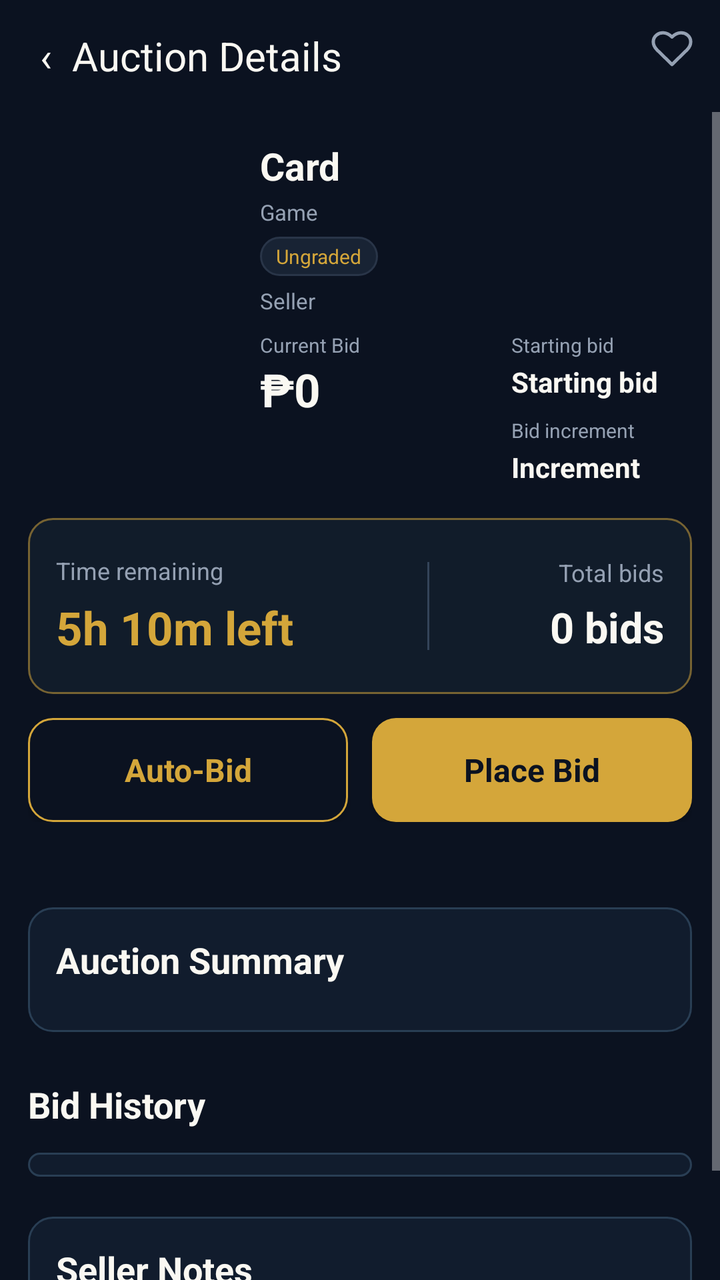
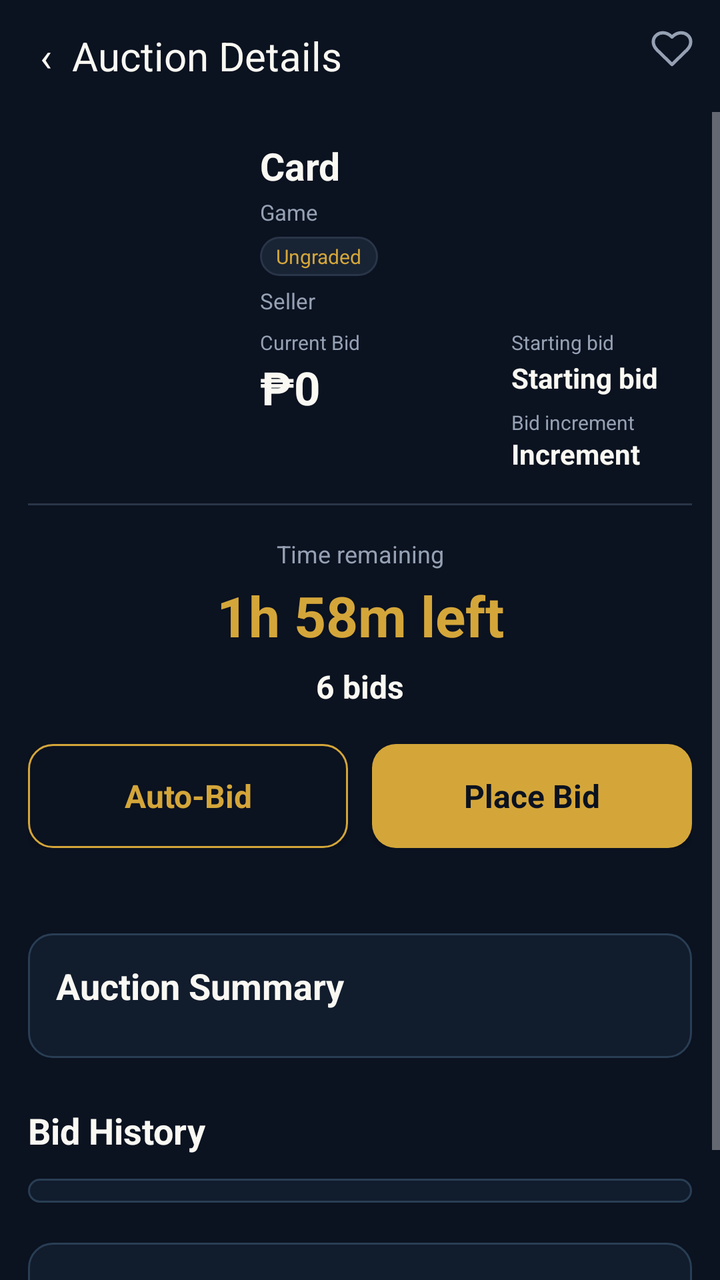

Compare the two renders of this Android layout. The source of the first and the diff that turns it into the second are given below.
<!-- AndroidManifest.xml: application theme Theme.Deckbid -->
<!-- res/layout/activity_auction_details.xml -->
<?xml version="1.0" encoding="utf-8"?>
<LinearLayout xmlns:android="http://schemas.android.com/apk/res/android"
        android:layout_width="match_parent"
        android:layout_height="match_parent"
        android:orientation="vertical"
        android:fitsSystemWindows="true"
        android:background="#0B1220">
    <LinearLayout
        android:layout_width="match_parent"
        android:layout_height="56dp"
        android:orientation="horizontal"
        android:gravity="center_vertical">
        <Button
        android:id="@+id/auction_back"
        android:layout_width="0dp"
        android:layout_height="56dp"
        android:background="@android:color/transparent"
        android:backgroundTint="@null"
        android:text="‹  Auction Details"
        android:textSize="20sp"
        android:textAllCaps="false"
        android:textColor="#FAF8F2"
        android:layout_weight="1"
        android:gravity="start|center_vertical"
        android:paddingStart="20dp"
        android:paddingEnd="20dp" />
        <ImageButton
        android:id="@+id/auction_save"
        android:layout_width="48dp"
        android:layout_height="48dp"
        android:layout_gravity="top|end"
        android:padding="13dp"
        android:src="@drawable/auction_heart"
        android:background="?android:attr/selectableItemBackground"
        android:contentDescription="Save to watchlist" />
    </LinearLayout>
    <ScrollView
        android:layout_width="match_parent"
        android:layout_height="0dp"
        android:layout_weight="1">
        <LinearLayout
        android:layout_width="match_parent"
        android:layout_height="wrap_content"
        android:orientation="vertical"
        android:padding="14dp">
            <LinearLayout
        android:layout_width="match_parent"
        android:layout_height="wrap_content"
        android:orientation="horizontal"
        android:gravity="top">
                <ImageView
        android:id="@+id/detail_auction_image"
        android:layout_width="104dp"
        android:layout_height="158dp"
        android:scaleType="fitCenter"
        android:layout_marginTop="2dp" />
                <LinearLayout
        android:layout_width="0dp"
        android:layout_height="wrap_content"
        android:layout_weight="1"
        android:layout_marginStart="12dp"
        android:orientation="vertical">
                    <TextView
        android:id="@+id/detail_auction_name"
        android:layout_width="match_parent"
        android:layout_height="wrap_content"
        android:text="Card"
        android:textSize="19sp"
        android:textColor="#FAF8F2"
        android:textStyle="bold" />
                    <TextView
        android:id="@+id/detail_auction_game"
        android:layout_width="match_parent"
        android:layout_height="wrap_content"
        android:text="Game"
        android:textSize="11sp"
        android:textColor="#95A1B3"
        android:layout_marginTop="3dp" />
                    <TextView
        android:id="@+id/detail_auction_grade"
        android:layout_width="wrap_content"
        android:layout_height="wrap_content"
        android:text="Ungraded"
        android:textSize="10sp"
        android:textColor="#D4A63A"
        android:layout_marginTop="5dp"
        android:background="@drawable/input_background"
        android:paddingStart="8dp"
        android:paddingEnd="8dp"
        android:paddingTop="3dp"
        android:paddingBottom="3dp" />
                    <TextView
        android:id="@+id/detail_auction_seller"
        android:layout_width="match_parent"
        android:layout_height="wrap_content"
        android:text="Seller"
        android:textSize="11sp"
        android:textColor="#95A1B3"
        android:layout_marginTop="5dp" />
                    <LinearLayout
        android:layout_width="match_parent"
        android:layout_height="wrap_content"
        android:orientation="horizontal"
        android:gravity="top"
        android:layout_marginTop="8dp">
                        <LinearLayout
        android:layout_width="0dp"
        android:layout_height="wrap_content"
        android:layout_weight="1.2"
        android:orientation="vertical">
                            <TextView
        android:layout_width="match_parent"
        android:layout_height="wrap_content"
        android:text="Current Bid"
        android:textSize="10sp"
        android:textColor="#95A1B3" />
                            <TextView
        android:id="@+id/detail_auction_bid"
        android:layout_width="match_parent"
        android:layout_height="wrap_content"
        android:text="₱0"
        android:textSize="23sp"
        android:textColor="#FAF8F2"
        android:textStyle="bold" />
                        </LinearLayout>
                        <LinearLayout
        android:layout_width="0dp"
        android:layout_height="wrap_content"
        android:orientation="vertical"
        android:layout_weight="1"
        android:paddingStart="8dp">
                            <TextView
        android:layout_width="match_parent"
        android:layout_height="wrap_content"
        android:text="Starting bid"
        android:textSize="10sp"
        android:textColor="#95A1B3"
        android:layout_marginTop="0dp" />
                            <TextView
        android:id="@+id/detail_auction_start"
        android:layout_width="match_parent"
        android:layout_height="wrap_content"
        android:text="Starting bid"
        android:textSize="14sp"
        android:textColor="#FAF8F2"
        android:layout_marginTop="2dp"
        android:textStyle="bold" />
                            <TextView
        android:layout_width="match_parent"
        android:layout_height="wrap_content"
        android:text="Bid increment"
        android:textSize="10sp"
        android:textColor="#95A1B3"
        android:layout_marginTop="8dp" />
                            <TextView
        android:id="@+id/detail_auction_increment"
        android:layout_width="match_parent"
        android:layout_height="wrap_content"
        android:text="Increment"
        android:textSize="14sp"
        android:textColor="#FAF8F2"
        android:layout_marginTop="2dp"
        android:textStyle="bold" />
                        </LinearLayout>
                    </LinearLayout>
                </LinearLayout>
            </LinearLayout>
            <LinearLayout
        android:layout_width="match_parent"
        android:layout_height="wrap_content"
        android:orientation="horizontal"
        android:gravity="center_vertical"
        android:background="@drawable/auction_focus_panel"
        android:padding="14dp"
        android:layout_marginTop="16dp"
        android:minHeight="88dp"
        android:baselineAligned="false">
                <LinearLayout
        android:layout_width="0dp"
        android:layout_height="wrap_content"
        android:layout_weight="1.7"
        android:orientation="vertical">
                    <TextView
        android:layout_width="match_parent"
        android:layout_height="wrap_content"
        android:text="Time remaining"
        android:textSize="12sp"
        android:textColor="#95A1B3" />
                    <TextView
        android:id="@+id/detail_auction_time"
        android:layout_width="match_parent"
        android:layout_height="wrap_content"
        android:text="5h 10m left"
        android:textColor="#D4A63A"
        android:textSize="23sp"
        android:textStyle="bold"
        android:layout_marginTop="5dp" />
                </LinearLayout>
                <View
        android:layout_width="1dp"
        android:layout_height="44dp"
        android:background="#344459"
        android:layout_marginStart="10dp"
        android:layout_marginEnd="14dp" />
                <LinearLayout
        android:layout_width="0dp"
        android:layout_height="wrap_content"
        android:layout_weight="1"
        android:orientation="vertical"
        android:gravity="end">
                    <TextView
        android:layout_width="match_parent"
        android:layout_height="wrap_content"
        android:text="Total bids"
        android:textSize="12sp"
        android:textColor="#95A1B3"
        android:gravity="end" />
                    <TextView
        android:id="@+id/detail_auction_count"
        android:layout_width="match_parent"
        android:layout_height="wrap_content"
        android:text="0 bids"
        android:textSize="21sp"
        android:textColor="#FAF8F2"
        android:textStyle="bold"
        android:gravity="end"
        android:layout_marginTop="5dp" />
                </LinearLayout>
            </LinearLayout>
            <LinearLayout
        android:layout_width="match_parent"
        android:layout_height="wrap_content"
        android:orientation="horizontal"
        android:gravity="center_vertical"
        android:layout_marginTop="12dp"
        android:baselineAligned="false">
                <Button
        android:id="@+id/auction_auto_bid"
        android:layout_width="0dp"
        android:layout_height="52dp"
        android:background="@drawable/button_outline"
        android:backgroundTint="@null"
        android:text="Auto-Bid"
        android:textSize="16sp"
        android:textAllCaps="false"
        android:textColor="#D4A63A"
        android:layout_weight="1"
        android:layout_marginEnd="6dp"
        android:textStyle="bold"
        android:gravity="center"
        android:paddingStart="4dp"
        android:paddingEnd="4dp"
        android:minWidth="0dp" />
                <Button
        android:id="@+id/auction_place_bid"
        android:layout_width="0dp"
        android:layout_height="52dp"
        android:background="@drawable/button_gold"
        android:backgroundTint="@null"
        android:text="Place Bid"
        android:textSize="16sp"
        android:textAllCaps="false"
        android:textColor="#0B1220"
        android:layout_weight="1"
        android:layout_marginStart="6dp"
        android:textStyle="bold"
        android:gravity="center"
        android:paddingStart="4dp"
        android:paddingEnd="4dp"
        android:minWidth="0dp" />
            </LinearLayout>
            <TextView
        android:id="@+id/detail_auction_status"
        android:layout_width="match_parent"
        android:layout_height="wrap_content"
        android:text=""
        android:textSize="11sp"
        android:textColor="#D4A63A"
        android:layout_marginTop="8dp" />
            <LinearLayout
        android:layout_width="match_parent"
        android:layout_height="wrap_content"
        android:orientation="vertical"
        android:background="@drawable/binder_panel"
        android:padding="14dp"
        android:layout_marginTop="20dp">
                <TextView
        android:layout_width="match_parent"
        android:layout_height="wrap_content"
        android:text="Auction Summary"
        android:textSize="18sp"
        android:textColor="#FAF8F2"
        android:textStyle="bold"
        android:layout_marginBottom="10dp" />
                <LinearLayout
        android:id="@+id/auction_summary"
        android:layout_width="match_parent"
        android:layout_height="wrap_content"
        android:orientation="vertical" />
            </LinearLayout>
            <TextView
        android:layout_width="match_parent"
        android:layout_height="wrap_content"
        android:text="Bid History"
        android:textSize="18sp"
        android:textColor="#FAF8F2"
        android:textStyle="bold"
        android:layout_marginTop="24dp"
        android:layout_marginBottom="12dp" />
            <LinearLayout
        android:id="@+id/auction_history"
        android:layout_width="match_parent"
        android:layout_height="wrap_content"
        android:orientation="vertical"
        android:background="@drawable/binder_panel"
        android:padding="6dp" />
            <LinearLayout
        android:layout_width="match_parent"
        android:layout_height="wrap_content"
        android:orientation="vertical"
        android:layout_marginTop="20dp"
        android:background="@drawable/binder_panel"
        android:padding="14dp">
                <TextView
        android:layout_width="match_parent"
        android:layout_height="wrap_content"
        android:text="Seller Notes"
        android:textSize="18sp"
        android:textColor="#FAF8F2"
        android:textStyle="bold" />
                <TextView
        android:id="@+id/auction_notes"
        android:layout_width="match_parent"
        android:layout_height="wrap_content"
        android:text="Notes"
        android:textSize="13sp"
        android:textColor="#95A1B3"
        android:layout_marginTop="8dp" />
            </LinearLayout>
        </LinearLayout>
    </ScrollView>
</LinearLayout>
<!-- resources referenced by this layout -->
<resources>
  <!-- drawable auction_focus_panel (drawable) -->
  <?xml version="1.0" encoding="utf-8"?>
  <shape xmlns:android="http://schemas.android.com/apk/res/android" android:shape="rectangle">
      <solid android:color="#111C2A"/>
      <corners android:radius="12dp"/>
      <stroke android:width="1dp" android:color="#776332"/>
  </shape>
  <!-- drawable auction_heart (drawable) -->
  <?xml version="1.0" encoding="utf-8"?>
  <vector xmlns:android="http://schemas.android.com/apk/res/android"
      android:width="22dp"
      android:height="22dp"
      android:viewportWidth="24"
      android:viewportHeight="24">
      <path
          android:fillColor="#00000000"
          android:strokeColor="#95A1B3"
          android:strokeWidth="1.8"
          android:strokeLineJoin="round"
          android:pathData="M12,21 L3.8,13 C-2,7 6,0 12,6 C18,0 26,7 20.2,13 Z"/>
  </vector>
  <!-- drawable binder_panel (drawable) -->
  <?xml version="1.0" encoding="utf-8"?>
  <shape xmlns:android="http://schemas.android.com/apk/res/android">
      <solid
          android:color="#111C2D"/>
      <corners
          android:radius="12dp"/>
      <stroke
          android:width="1dp"
          android:color="#293E54"/>
  </shape>
  <!-- drawable button_gold (drawable) -->
  <?xml version="1.0" ?>
  <shape xmlns:android="http://schemas.android.com/apk/res/android" android:shape="rectangle">
      <solid android:color="@color/gold"/>
      <corners android:radius="12dp"/>
  </shape>
  <!-- drawable button_outline (drawable) -->
  <?xml version="1.0" ?>
  <shape xmlns:android="http://schemas.android.com/apk/res/android" android:shape="rectangle">
      <solid android:color="@color/background"/>
      <corners android:radius="12dp"/>
      <stroke
          android:width="1dp"
          android:color="@color/gold"/>
  </shape>
  <!-- drawable input_background (drawable) -->
  <?xml version="1.0" ?>
  <shape xmlns:android="http://schemas.android.com/apk/res/android" android:shape="rectangle">
      <solid android:color="@color/surface"/>
      <corners android:radius="12dp"/>
      <stroke
          android:width="1dp"
          android:color="@color/border"/>
  </shape>
  <style name="Theme.Deckbid" parent="android:style/Theme.Material.NoActionBar">
          <item name="android:fontFamily">sans-serif</item>
          <item name="android:colorAccent">#D4A63A</item>
          <item name="android:windowBackground">#0B1220</item>
          <item name="android:statusBarColor">#0B1220</item>
          <item name="android:navigationBarColor">#0B1220</item>
          <item name="android:windowLightStatusBar">false</item>
          <item name="android:colorBackground">#0B1220</item>
          <item name="android:windowAnimationStyle">@null</item>
      </style>
  <color name="gold">#D4A63A</color>
  <color name="background">#0B1220</color>
  <color name="surface">#182334</color>
  <color name="border">#293548</color>
</resources>

<!-- the commit's change to res/layout/activity_auction_details.xml (unified diff, before → after) -->
@@ -102,18 +102,22 @@
         android:layout_height="wrap_content"
         android:orientation="horizontal"
         android:gravity="top"
-        android:layout_marginTop="8dp">
+        android:layout_marginTop="8dp"
+        android:baselineAligned="false">
                         <LinearLayout
         android:layout_width="0dp"
         android:layout_height="wrap_content"
         android:layout_weight="1.2"
-        android:orientation="vertical">
+        android:orientation="vertical"
+        android:gravity="top"
+        android:baselineAligned="false">
                             <TextView
         android:layout_width="match_parent"
         android:layout_height="wrap_content"
         android:text="Current Bid"
         android:textSize="10sp"
-        android:textColor="#95A1B3" />
+        android:textColor="#95A1B3"
+        android:includeFontPadding="false" />
                             <TextView
         android:id="@+id/detail_auction_bid"
         android:layout_width="match_parent"
@@ -121,21 +125,26 @@
         android:text="₱0"
         android:textSize="23sp"
         android:textColor="#FAF8F2"
-        android:textStyle="bold" />
+        android:textStyle="bold"
+        android:includeFontPadding="false"
+        android:layout_marginTop="4dp" />
                         </LinearLayout>
                         <LinearLayout
         android:layout_width="0dp"
         android:layout_height="wrap_content"
         android:orientation="vertical"
         android:layout_weight="1"
-        android:paddingStart="8dp">
+        android:paddingStart="8dp"
+        android:gravity="top"
+        android:baselineAligned="false">
                             <TextView
         android:layout_width="match_parent"
         android:layout_height="wrap_content"
         android:text="Starting bid"
         android:textSize="10sp"
         android:textColor="#95A1B3"
-        android:layout_marginTop="0dp" />
+        android:layout_marginTop="0dp"
+        android:includeFontPadding="false" />
                             <TextView
         android:id="@+id/detail_auction_start"
         android:layout_width="match_parent"
@@ -143,15 +152,17 @@
         android:text="Starting bid"
         android:textSize="14sp"
         android:textColor="#FAF8F2"
-        android:layout_marginTop="2dp"
-        android:textStyle="bold" />
+        android:layout_marginTop="4dp"
+        android:textStyle="bold"
+        android:includeFontPadding="false" />
                             <TextView
         android:layout_width="match_parent"
         android:layout_height="wrap_content"
         android:text="Bid increment"
         android:textSize="10sp"
         android:textColor="#95A1B3"
-        android:layout_marginTop="8dp" />
+        android:layout_marginTop="8dp"
+        android:includeFontPadding="false" />
                             <TextView
         android:id="@+id/detail_auction_increment"
         android:layout_width="match_parent"
@@ -160,7 +171,8 @@
         android:textSize="14sp"
         android:textColor="#FAF8F2"
         android:layout_marginTop="2dp"
-        android:textStyle="bold" />
+        android:textStyle="bold"
+        android:includeFontPadding="false" />
                         </LinearLayout>
                     </LinearLayout>
                 </LinearLayout>
@@ -168,64 +180,42 @@
             <LinearLayout
         android:layout_width="match_parent"
         android:layout_height="wrap_content"
-        android:orientation="horizontal"
-        android:gravity="center_vertical"
-        android:background="@drawable/auction_focus_panel"
-        android:padding="14dp"
-        android:layout_marginTop="16dp"
-        android:minHeight="88dp"
-        android:baselineAligned="false">
-                <LinearLayout
-        android:layout_width="0dp"
-        android:layout_height="wrap_content"
-        android:layout_weight="1.7"
-        android:orientation="vertical">
-                    <TextView
+        android:orientation="vertical"
+        android:gravity="center_horizontal"
+        android:layout_marginTop="16dp">
+                <View
+        android:layout_width="match_parent"
+        android:layout_height="1dp"
+        android:background="#293548" />
+                <TextView
         android:layout_width="match_parent"
         android:layout_height="wrap_content"
         android:text="Time remaining"
+        android:textColor="#95A1B3"
         android:textSize="12sp"
-        android:textColor="#95A1B3" />
-                    <TextView
+        android:gravity="center"
+        android:layout_marginTop="16dp" />
+                <TextView
         android:id="@+id/detail_auction_time"
         android:layout_width="match_parent"
         android:layout_height="wrap_content"
-        android:text="5h 10m left"
+        android:text="1h 58m left"
         android:textColor="#D4A63A"
-        android:textSize="23sp"
-        android:textStyle="bold"
-        android:layout_marginTop="5dp" />
-                </LinearLayout>
-                <View
-        android:layout_width="1dp"
-        android:layout_height="44dp"
-        android:background="#344459"
-        android:layout_marginStart="10dp"
-        android:layout_marginEnd="14dp" />
-                <LinearLayout
-        android:layout_width="0dp"
-        android:layout_height="wrap_content"
-        android:layout_weight="1"
-        android:orientation="vertical"
-        android:gravity="end">
-                    <TextView
-        android:layout_width="match_parent"
-        android:layout_height="wrap_content"
-        android:text="Total bids"
-        android:textSize="12sp"
-        android:textColor="#95A1B3"
-        android:gravity="end" />
-                    <TextView
+        android:textSize="28sp"
+        android:textStyle="bold"
+        android:gravity="center"
+        android:layout_marginTop="4dp" />
+                <TextView
         android:id="@+id/detail_auction_count"
         android:layout_width="match_parent"
         android:layout_height="wrap_content"
-        android:text="0 bids"
-        android:textSize="21sp"
-        android:textColor="#FAF8F2"
-        android:textStyle="bold"
-        android:gravity="end"
-        android:layout_marginTop="5dp" />
-                </LinearLayout>
+        android:text="6 bids"
+        android:textColor="#FAF8F2"
+        android:textSize="16sp"
+        android:textStyle="bold"
+        android:gravity="center"
+        android:layout_marginTop="6dp"
+        android:layout_marginBottom="6dp" />
             </LinearLayout>
             <LinearLayout
         android:layout_width="match_parent"
<!-- resource entries referenced after the edit -->
@@ -1,12 +1,5 @@
 <!-- resources referenced by this layout -->
 <resources>
-  <!-- drawable auction_focus_panel (drawable) -->
-  <?xml version="1.0" encoding="utf-8"?>
-  <shape xmlns:android="http://schemas.android.com/apk/res/android" android:shape="rectangle">
-      <solid android:color="#111C2A"/>
-      <corners android:radius="12dp"/>
-      <stroke android:width="1dp" android:color="#776332"/>
-  </shape>
   <!-- drawable auction_heart (drawable) -->
   <?xml version="1.0" encoding="utf-8"?>
   <vector xmlns:android="http://schemas.android.com/apk/res/android"
